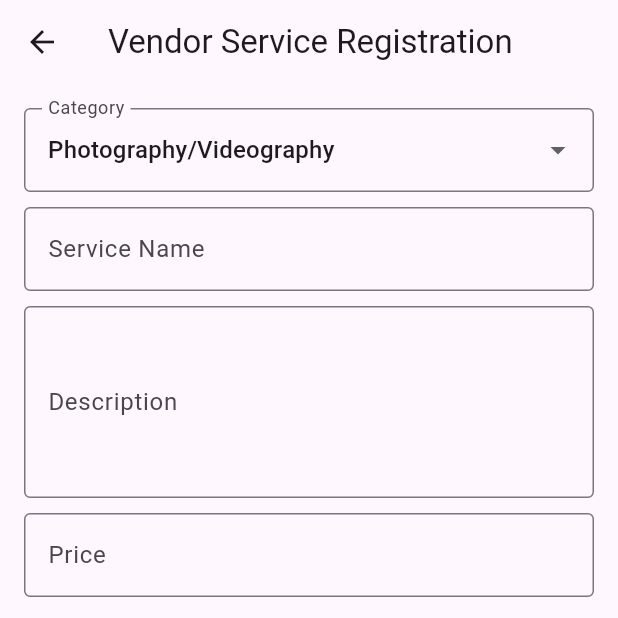
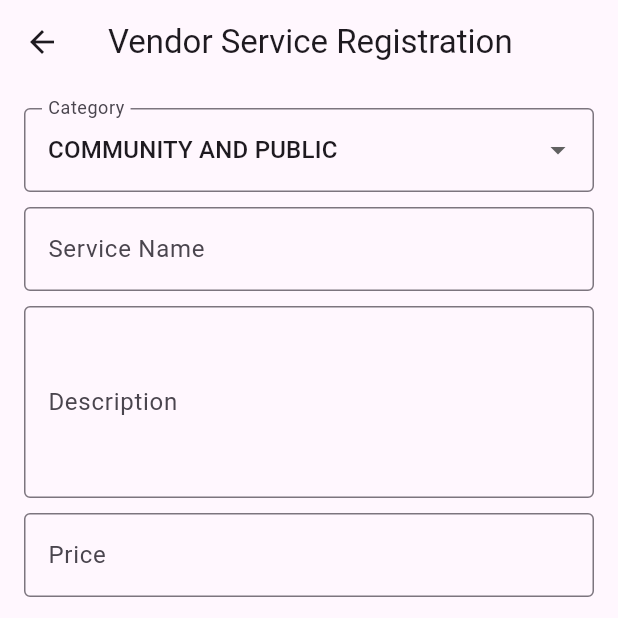
Before and after one commit to anashaslan/FestiGO, a Flutter app: the VendorServiceRegistrationScreen screen opened directly, on a phone screen of 412 x 824 dp, the top half of it. Run offline on Flutter 3.47's test engine with Material 3 defaults, Android fonts, the phone set to English and light mode, and no system bars; our stand-ins replace cloud_firestore, firebase_auth, firebase_core, firebase_messaging, firebase_storage, image_picker; accounts and stored records are empty; network calls fail.

Commit message:
Change logo and fixed vendors' categories.

```diff
--- a/event_service_app/lib/models/service.dart
+++ b/event_service_app/lib/models/service.dart
@@ -31,7 +31,7 @@ class Service {
        price: (data['price'] as num?)?.toDouble() ?? 0.0,
        venue360Url: data['venue360Url'],
        imageUrl: data['imageUrl'],
-       category: data['category'] ?? 'Uncategorized',
+       category: data['category'] ?? 'OTHERS & CUSTOM',
     );
   }
 
--- a/event_service_app/lib/screens/vendor_home.dart
+++ b/event_service_app/lib/screens/vendor_home.dart
@@ -152,8 +152,8 @@ class _VendorHomeScreenState extends State<VendorHomeScreen> {
                         subtitle: Column(
                           crossAxisAlignment: CrossAxisAlignment.start,
                           children: [
-                            Text(
-                                'Category: ${service['category'] ?? 'Uncategorized'}'),
+                             Text(
+                                 'Category: ${service['category'] ?? 'OTHERS & CUSTOM'}'),
                             Text(
                                 'Price: \$${service['price']?.toStringAsFixed(2) ?? '0.00'}'),
                           ],
--- a/event_service_app/lib/screens/vendor_service_registration_screen.dart
+++ b/event_service_app/lib/screens/vendor_service_registration_screen.dart
@@ -21,18 +21,14 @@ class _VendorServiceRegistrationScreenState extends State<VendorServiceRegistrat
   XFile? _venue360Image;
 
   final List<String> _categories = [
-    'Photography/Videography',
-    'Pelamin',
-    'Bunga Telor',
-    'Kad Jemputan',
-    'Kompang',
-    'Baju Pengantin',
-    'Emcee',
-    'Catering',
-    'Others'
+    'COMMUNITY AND PUBLIC',
+    'CORPORATE & BUSINESS',
+    'EDUCATION & SCHOOL',
+    'ENTERTAINMENT & STAGES',
+    'PERSONAL & FAMILY',
+    'OTHERS & CUSTOM'
   ];
-  String _selectedCategory = 'Photography/Videography';
-  final _otherCategoryController = TextEditingController();
+  String _selectedCategory = 'COMMUNITY AND PUBLIC';
   bool _showOtherCategory = false;
 
   bool _isSubmitting = false;
@@ -123,7 +119,7 @@ class _VendorServiceRegistrationScreenState extends State<VendorServiceRegistrat
         'price': double.parse(_priceController.text),
         'imageUrl': serviceImageUrl,
         'venue360ImageUrl': venue360ImageUrl,
-        'category': _selectedCategory == 'Others' ? _otherCategoryController.text : _selectedCategory,
+        'category': _selectedCategory,
         'createdAt': FieldValue.serverTimestamp(),
       });
 
@@ -132,7 +128,6 @@ class _VendorServiceRegistrationScreenState extends State<VendorServiceRegistrat
       _serviceNameController.clear();
       _descriptionController.clear();
       _priceController.clear();
-      _otherCategoryController.clear();
       setState(() {
         _serviceImage = null;
         _venue360Image = null;
@@ -151,7 +146,6 @@ class _VendorServiceRegistrationScreenState extends State<VendorServiceRegistrat
 
   @override
   void dispose() {
-    _otherCategoryController.dispose();
     super.dispose();
   }
 
@@ -180,21 +174,13 @@ class _VendorServiceRegistrationScreenState extends State<VendorServiceRegistrat
                 onChanged: (String? newValue) {
                   setState(() {
                     _selectedCategory = newValue!;
-                    _showOtherCategory = newValue == 'Others';
+                    _showOtherCategory = false;
                   });
                 },
               ),
               SizedBox(height: 10),
 
-              if (_showOtherCategory)
-                TextField(
-                  controller: _otherCategoryController,
-                  decoration: InputDecoration(
-                    labelText: 'Specify Category',
-                    border: OutlineInputBorder(),
-                  ),
-                ),
-              if (_showOtherCategory) SizedBox(height: 10),
+
 
               TextField(
                 controller: _serviceNameController,
--- a/event_service_app/pubspec.yaml
+++ b/event_service_app/pubspec.yaml
@@ -81,9 +81,8 @@ flutter:
   uses-material-design: true
 
   # To add assets to your application, add an assets section, like this:
-  # assets:
-  #   - images/a_dot_burr.jpeg
-  #   - images/a_dot_ham.jpeg
+  assets:
+  - assets/images/
 
   # An image asset can refer to one or more resolution-specific "variants", see
   # https://flutter.dev/to/resolution-aware-images
```
Also changed, not shown: event_service_app/lib/screens/customer_browse_services_screen.dart (+6 -6 lines), event_service_app/lib/screens/edit_service_screen.dart (+13 -30 lines), event_service_app/lib/screens/welcome_screen.dart (+12 -10 lines), event_service_app/assets/images/logo-FestiGO.png (added).
